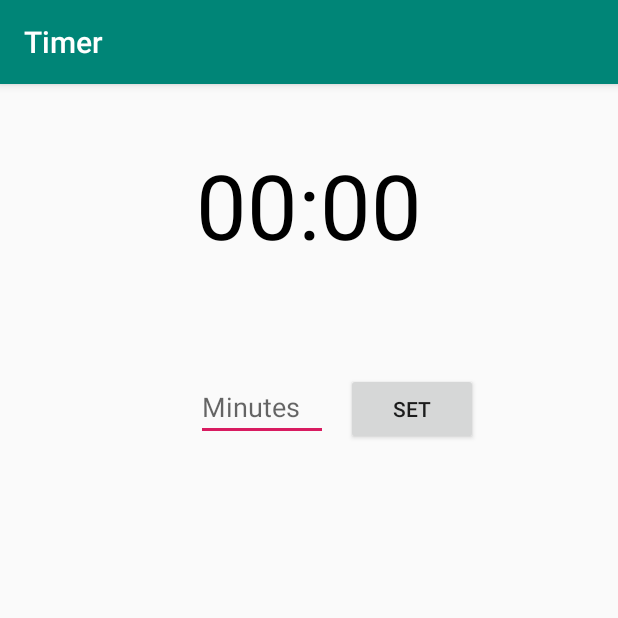
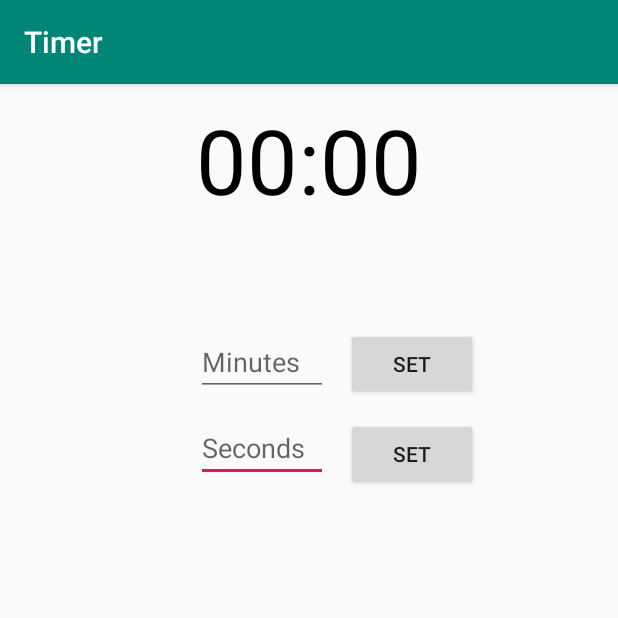
Before and after one commit to ASagalajev92/Timer, an Android app: the screen it shows after launch (MainActivity), after a tap on "SET", on a phone screen of 412 x 824 dp, the top half of it. Run offline under Robolectric (Android 15) with nearby library versions, the phone set to English and light mode, and no system bars.

Commit message:
Added minutes and seconds set to timer by editText field. Added keyboard hiding after inserting number.

```diff
--- a/app/src/main/java/com/example/timer/MainActivity.java
+++ b/app/src/main/java/com/example/timer/MainActivity.java
@@ -2,22 +2,27 @@ package com.example.timer;
 
 import androidx.appcompat.app.AppCompatActivity;
 
+import android.content.Context;
 import android.content.SharedPreferences;
 import android.os.Bundle;
 import android.os.CountDownTimer;
 import android.view.View;
+import android.view.inputmethod.InputMethodManager;
 import android.widget.Button;
 import android.widget.EditText;
 import android.widget.TextView;
+import android.widget.Toast;
 
 import java.util.Locale;
 
 public class MainActivity extends AppCompatActivity {
 
     private EditText mEditTextMinutes;
+    private EditText mEditTextSeconds;
     private TextView mTextViewCountDown;
     private Button mButtonStartPause;
-    private Button mButtonSet;
+    private Button mButtonSetMinutes;
+    private Button mButtonSetSeconds;
     private Button mButtonReset;
 
     private CountDownTimer mCountDownTimer;
@@ -34,16 +39,51 @@ public class MainActivity extends AppCompatActivity {
         setContentView(R.layout.activity_main);
 
         mEditTextMinutes = findViewById(R.id.editText_minutes);
+        mEditTextSeconds = findViewById(R.id.editText_seconds);
         mTextViewCountDown = findViewById(R.id.text_view_countdown);
 
-        mButtonSet = findViewById(R.id.button_set);
+        mButtonSetMinutes = findViewById(R.id.button_set_minutes);
+        mButtonSetSeconds = findViewById(R.id.button_set_seconds);
         mButtonStartPause = findViewById(R.id.button_start_pause);
         mButtonReset = findViewById(R.id.button_reset);
 
-        mButtonSet.setOnClickListener(new View.OnClickListener() {
+        mButtonSetMinutes.setOnClickListener(new View.OnClickListener() {
             @Override
             public void onClick(View v) {
-                setTime();
+                String input = mEditTextMinutes.getText().toString();
+                if (input.length() == 0) {
+                    Toast.makeText(MainActivity.this, "Field can't be empty !", Toast.LENGTH_SHORT).show();
+                    return;
+                }
+
+                long millisInput = Long.parseLong(input) * 60000;
+                if (millisInput == 0) {
+                    Toast.makeText(MainActivity.this, "Please enter positive number !", Toast.LENGTH_SHORT).show();
+                    return;
+                }
+                setTime(millisInput);
+                //mEditTextMinutes.setText("");
+                closeKeeboard();
+            }
+        });
+
+        mButtonSetSeconds.setOnClickListener(new View.OnClickListener() {
+            @Override
+            public void onClick(View v) {
+                String input = mEditTextSeconds.getText().toString();
+                if (input.length() == 0) {
+                    Toast.makeText(MainActivity.this, "Field can't be empty !", Toast.LENGTH_SHORT).show();
+                    return;
+                }
+
+                long millisInput = Long.parseLong(input) * 1000;
+                if (millisInput == 0) {
+                    Toast.makeText(MainActivity.this, "Please enter positive number !", Toast.LENGTH_SHORT).show();
+                    return;
+                }
+                setTime(millisInput);
+                //mEditTextMinutes.setText("");
+                closeKeeboard();
             }
         });
 
@@ -65,6 +105,11 @@ public class MainActivity extends AppCompatActivity {
             }
         });
 
+    }
+
+    private void setTime(long milliseconds) {
+        mStartTimeInMillis = milliseconds;
+        resetTimer();
     }
 
     private void startTimer() {
@@ -103,10 +148,19 @@ public class MainActivity extends AppCompatActivity {
     }
 
     private void updateCountDownText() {
-        int minutes = (int) (mTimeLeftInMillis / 1000) / 60;
+        int hours = (int) (mTimeLeftInMillis / 1000) / 3600;
+        int minutes = (int) ((mTimeLeftInMillis / 1000) % 3600) / 60;
         int seconds = (int) (mTimeLeftInMillis / 1000) % 60;
 
-        String timeLeftFormatted = String.format(Locale.getDefault(), "%02d:%02d", minutes, seconds);
+        String timeLeftFormatted;
+
+        if (hours > 0) {
+            timeLeftFormatted = String.format(Locale.getDefault(),
+                    "%01d:%02d:%02d", hours, minutes, seconds);
+        } else {
+            timeLeftFormatted = String.format(Locale.getDefault(),
+                    "%02d:%02d", minutes, seconds);
+        }
 
         mTextViewCountDown.setText(timeLeftFormatted);
     }
@@ -130,6 +184,14 @@ public class MainActivity extends AppCompatActivity {
             else {
                 mButtonReset.setVisibility(View.INVISIBLE);
             }
+        }
+    }
+
+    private void closeKeeboard() {
+        View view = this.getCurrentFocus();
+        if (view != null) {
+            InputMethodManager imm = (InputMethodManager) getSystemService(Context.INPUT_METHOD_SERVICE);
+            imm.hideSoftInputFromWindow(view.getWindowToken(), 0);
         }
     }
 
@@ -169,6 +231,7 @@ public class MainActivity extends AppCompatActivity {
         SharedPreferences prefs = getSharedPreferences("prefs",MODE_PRIVATE);
         SharedPreferences.Editor editor = prefs.edit();
 
+        editor.putLong("startTimeInMillis", mStartTimeInMillis);
         editor.putLong("millisLeft", mTimeLeftInMillis);
         editor.putBoolean("isRunning",mTimerRunning);
         editor.putLong("endTime",mEndTime);
@@ -189,6 +252,7 @@ public class MainActivity extends AppCompatActivity {
 
         SharedPreferences prefs = getSharedPreferences("prefs", MODE_PRIVATE);
 
+        mStartTimeInMillis = prefs.getLong("startTimeInMillis", mStartTimeInMillis);
         mTimeLeftInMillis = prefs.getLong("millisLeft", mStartTimeInMillis);
         mTimerRunning = prefs.getBoolean("isRunning", false);
 
--- a/app/src/main/res/layout/activity_main.xml
+++ b/app/src/main/res/layout/activity_main.xml
@@ -6,12 +6,36 @@
     android:layout_height="match_parent"
     tools:context=".MainActivity">
 
+    <Button
+        android:id="@+id/button_set_seconds"
+        android:layout_width="wrap_content"
+        android:layout_height="wrap_content"
+        android:layout_below="@+id/button_set_minutes"
+        android:layout_alignStart="@+id/button_set_minutes"
+        android:layout_marginStart="0dp"
+        android:layout_marginTop="12dp"
+        android:text="@string/button_set_seconds" />
+
+    <EditText
+        android:id="@+id/editText_seconds"
+        android:layout_width="wrap_content"
+        android:layout_height="wrap_content"
+        android:layout_below="@+id/editText_minutes"
+        android:layout_alignStart="@+id/text_view_countdown"
+        android:layout_alignEnd="@+id/editText_minutes"
+        android:layout_marginStart="0dp"
+        android:layout_marginTop="12dp"
+        android:layout_marginEnd="0dp"
+        android:hint="@string/edit_seconds_hint"
+        android:inputType="number"
+        android:maxLength="4" />
+
     <TextView
         android:id="@+id/text_view_countdown"
         android:layout_width="wrap_content"
         android:layout_height="wrap_content"
         android:layout_centerHorizontal="true"
-        android:layout_marginTop="40dp"
+        android:layout_marginTop="10dp"
         android:text="@string/time_numbers"
         android:textColor="@android:color/black"
         android:textSize="60sp" />
@@ -53,14 +77,14 @@
         android:maxLength="4" />
 
     <Button
-        android:id="@+id/button_set"
+        android:id="@+id/button_set_minutes"
         android:layout_width="wrap_content"
         android:layout_height="wrap_content"
         android:layout_below="@+id/button_reset"
         android:layout_alignStart="@+id/button_reset"
         android:layout_marginStart="0dp"
         android:layout_marginTop="12dp"
-        android:text="@string/button_set"/>
+        android:text="@string/button_set_minutes"/>
 
 
 </RelativeLayout>
--- a/app/src/main/res/values/strings.xml
+++ b/app/src/main/res/values/strings.xml
@@ -4,7 +4,9 @@
     <string name="button_start_pause">START</string>
     <string name="time_numbers">00:00</string>
     <string name="edit_minutes_hint">Minutes</string>
-    <string name="button_set">SET</string>
+    <string name="edit_seconds_hint">Seconds</string>
+    <string name="button_set_minutes">SET</string>
+    <string name="button_set_seconds">SET</string>
 
 
 </resources>
```
Also changed, not shown: gradle/wrapper/gradle-wrapper.properties.
